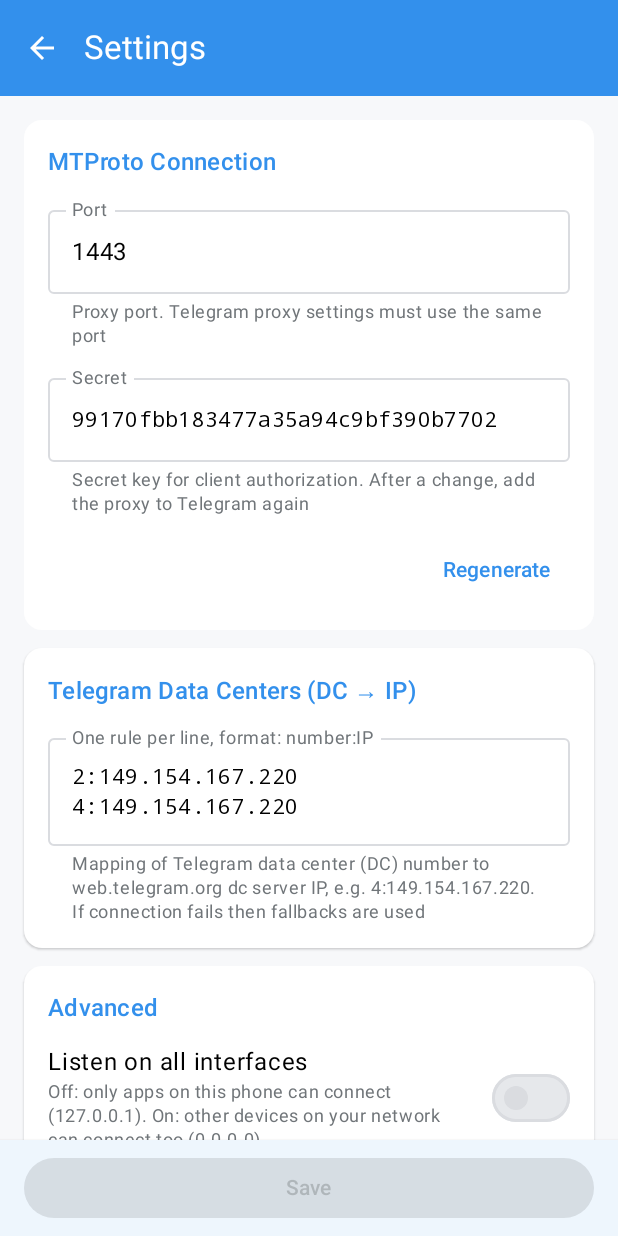
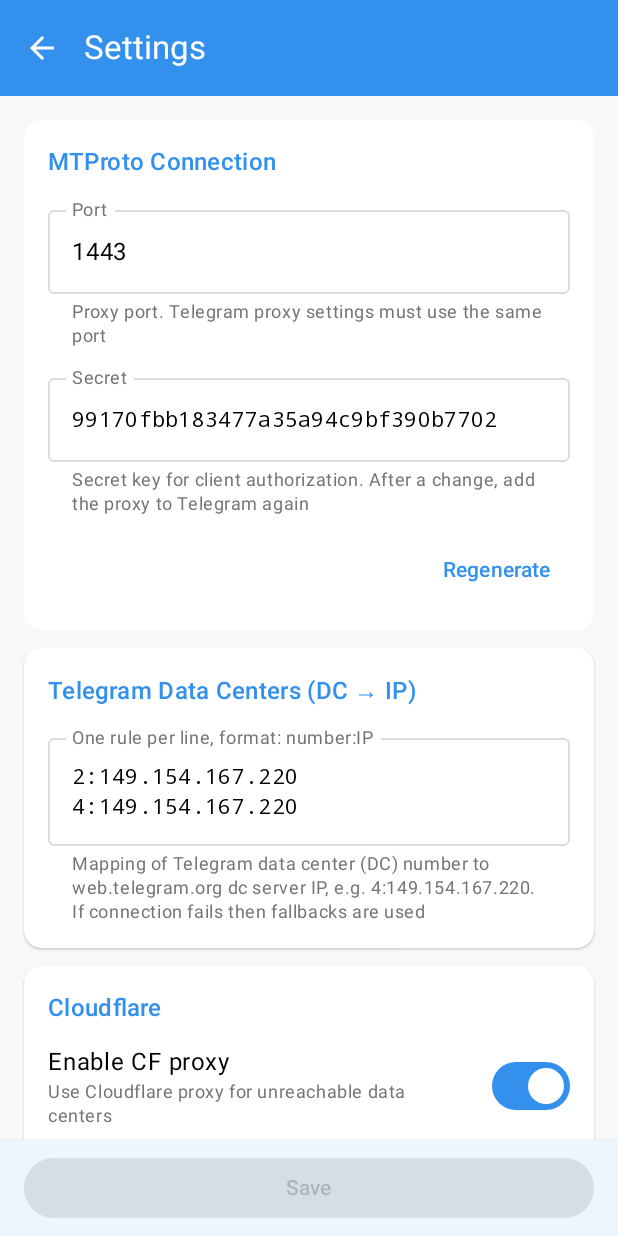
Before and after one commit to ihtfw/tg-ws-proxy-android, an Android app built with Jetpack Compose: the screen it shows after launch (MainActivity), after a tap on "Settings", on a phone screen of 412 x 824 dp. Run offline under Robolectric (Android 15) with nearby library versions, the phone set to English and light mode, and no system bars.

Commit message:
Cloudflare options: CF proxy fallback, own domains, workers, no TLS
Settings group like upstream's Cloudflare Proxy and Cloudflare Worker
sections: fallback to the CF proxy, the user's own CF domains instead
of the automatic list, Cloudflare Worker domains, and port 80 without
TLS for both. Domain lists are validated and the bad entry named.

Co-authored-by: Vadim Kandrushin <680417+ihtfw@users.noreply.github.com>

```diff
--- a/app/src/main/java/org/flowseal/tgwsproxy/service/Messages.kt
+++ b/app/src/main/java/org/flowseal/tgwsproxy/service/Messages.kt
@@ -11,6 +11,7 @@ fun ConfigError.message(context: Context): String = when (kind) {
     ConfigError.Kind.SECRET_HEX -> context.getString(R.string.validation_bad_secret_hex)
     ConfigError.Kind.DC_FORMAT -> context.getString(R.string.validation_dc_format, entry)
     ConfigError.Kind.DC_INVALID -> context.getString(R.string.validation_dc_invalid, entry)
+    ConfigError.Kind.BAD_DOMAIN -> context.getString(R.string.validation_bad_domain, entry)
     ConfigError.Kind.BAD_POOL_SIZE ->
         context.getString(R.string.validation_bad_pool, 0, SettingsDraft.MAX_POOL_SIZE)
     ConfigError.Kind.BAD_BUFFER ->
--- a/app/src/main/java/org/flowseal/tgwsproxy/service/ProxyConfig.kt
+++ b/app/src/main/java/org/flowseal/tgwsproxy/service/ProxyConfig.kt
@@ -46,6 +46,31 @@ class ProxyConfig(context: Context) {
         get() = prefs.getBoolean(KEY_FORCE_TEST_DC, false)
         set(value) = prefs.edit().putBoolean(KEY_FORCE_TEST_DC, value).apply()
 
+    var cfproxy: Boolean
+        get() = prefs.getBoolean(KEY_CFPROXY, true)
+        set(value) = prefs.edit().putBoolean(KEY_CFPROXY, value).apply()
+
+    var cfproxyUserDomainEnabled: Boolean
+        get() = prefs.getBoolean(KEY_CF_USER_DOMAIN_ENABLED, false)
+        set(value) = prefs.edit().putBoolean(KEY_CF_USER_DOMAIN_ENABLED, value).apply()
+
+    var cfproxyUserDomains: List<String>
+        get() = ProxySettings.coerceDomainList(prefs.getString(KEY_CF_USER_DOMAINS, null).orEmpty())
+        set(value) = prefs.edit().putString(KEY_CF_USER_DOMAINS, value.joinToString(",")).apply()
+
+    var cfproxyWorkerEnabled: Boolean
+        get() = prefs.getBoolean(KEY_CF_WORKER_ENABLED, false)
+        set(value) = prefs.edit().putBoolean(KEY_CF_WORKER_ENABLED, value).apply()
+
+    var cfproxyWorkerDomains: List<String>
+        get() = ProxySettings.coerceDomainList(prefs.getString(KEY_CF_WORKER_DOMAINS, null).orEmpty())
+        set(value) = prefs.edit().putString(KEY_CF_WORKER_DOMAINS, value.joinToString(",")).apply()
+
+    /** Port 80 without TLS for the CF proxy and CF worker. */
+    var noSecure: Boolean
+        get() = prefs.getBoolean(KEY_NO_SECURE, false)
+        set(value) = prefs.edit().putBoolean(KEY_NO_SECURE, value).apply()
+
     /** Start the proxy when the device boots. */
     var autostart: Boolean
         get() = prefs.getBoolean(KEY_AUTOSTART, false)
@@ -70,6 +95,12 @@ class ProxyConfig(context: Context) {
         poolSize = poolSize.toString(),
         bufKb = bufKb.toString(),
         forceTestDc = forceTestDc,
+        cfproxy = cfproxy,
+        cfUserDomainEnabled = cfproxyUserDomainEnabled,
+        cfUserDomains = cfproxyUserDomains.joinToString(", "),
+        cfWorkerEnabled = cfproxyWorkerEnabled,
+        cfWorkerDomains = cfproxyWorkerDomains.joinToString(", "),
+        noSecure = noSecure,
     )
 
     /**
@@ -86,6 +117,12 @@ class ProxyConfig(context: Context) {
             .putInt(KEY_POOL_SIZE, s.poolSize)
             .putInt(KEY_BUF_KB, s.bufferSize / 1024)
             .putBoolean(KEY_FORCE_TEST_DC, s.forceTestDc)
+            .putBoolean(KEY_CFPROXY, draft.cfproxy)
+            .putBoolean(KEY_CF_USER_DOMAIN_ENABLED, draft.cfUserDomainEnabled)
+            .putString(KEY_CF_USER_DOMAINS, draft.cfUserDomainList().joinToString(","))
+            .putBoolean(KEY_CF_WORKER_ENABLED, draft.cfWorkerEnabled)
+            .putString(KEY_CF_WORKER_DOMAINS, draft.cfWorkerDomainList().joinToString(","))
+            .putBoolean(KEY_NO_SECURE, draft.noSecure)
             .apply()
     }
 
@@ -126,6 +163,12 @@ class ProxyConfig(context: Context) {
         private const val KEY_POOL_SIZE = "pool_size"
         private const val KEY_BUF_KB = "buf_kb"
         private const val KEY_FORCE_TEST_DC = "force_test_dc"
+        private const val KEY_CFPROXY = "cfproxy"
+        private const val KEY_CF_USER_DOMAIN_ENABLED = "cfproxy_user_domain_enabled"
+        private const val KEY_CF_USER_DOMAINS = "cfproxy_user_domain"
+        private const val KEY_CF_WORKER_ENABLED = "cfproxy_worker_enabled"
+        private const val KEY_CF_WORKER_DOMAINS = "cfproxy_worker_domain"
+        private const val KEY_NO_SECURE = "no_secure"
         private const val KEY_AUTOSTART = "autostart"
         private const val KEY_THEME = "theme_mode"
         private const val KEY_VERBOSE = "verbose"
--- a/app/src/main/java/org/flowseal/tgwsproxy/service/SettingsDraft.kt
+++ b/app/src/main/java/org/flowseal/tgwsproxy/service/SettingsDraft.kt
@@ -4,12 +4,12 @@ import org.flowseal.tgwsproxy.proxy.Bytes
 import org.flowseal.tgwsproxy.proxy.ProxySettings
 
 /** A settings field the user can get wrong. */
-enum class ConfigField { HOST, PORT, SECRET, DC_IPS, POOL_SIZE, BUFFER }
+enum class ConfigField { HOST, PORT, SECRET, DC_IPS, CF_USER_DOMAINS, CF_WORKER_DOMAINS, POOL_SIZE, BUFFER }
 
-/** What is wrong with a field; [entry] is the offending DC:IP line when there is one. */
+/** What is wrong with a field; [entry] is the offending DC:IP line or domain when there is one. */
 data class ConfigError(val field: ConfigField, val kind: Kind, val entry: String = "") {
     enum class Kind {
-        BAD_HOST, BAD_PORT, SECRET_LENGTH, SECRET_HEX, DC_FORMAT, DC_INVALID, BAD_POOL_SIZE, BAD_BUFFER,
+        BAD_HOST, BAD_PORT, SECRET_LENGTH, SECRET_HEX, DC_FORMAT, DC_INVALID, BAD_DOMAIN, BAD_POOL_SIZE, BAD_BUFFER,
     }
 }
 
@@ -29,6 +29,17 @@ data class SettingsDraft(
     val poolSize: String = DEFAULT_POOL_SIZE.toString(),
     val bufKb: String = DEFAULT_BUF_KB.toString(),
     val forceTestDc: Boolean = false,
+    /** Fall back to Cloudflare-proxied domains when a DC's WebSocket fails. */
+    val cfproxy: Boolean = true,
+    /** Use [cfUserDomains] instead of the public domain list. */
+    val cfUserDomainEnabled: Boolean = false,
+    /** The user's own Cloudflare-proxied domains, separated by commas. */
+    val cfUserDomains: String = "",
+    val cfWorkerEnabled: Boolean = false,
+    /** Cloudflare Worker domains, separated by commas. */
+    val cfWorkerDomains: String = "",
+    /** Plain port 80 instead of TLS for the CF proxy and CF worker. */
+    val noSecure: Boolean = false,
 ) : java.io.Serializable {
 
     /** Listening on 0.0.0.0, reachable from other devices, instead of loopback only. */
@@ -38,6 +49,10 @@ data class SettingsDraft(
 
     fun dcIpLines(): List<String> = dcIps.lines().map { it.trim() }.filter { it.isNotEmpty() }
 
+    fun cfUserDomainList(): List<String> = ProxySettings.coerceDomainList(cfUserDomains)
+
+    fun cfWorkerDomainList(): List<String> = ProxySettings.coerceDomainList(cfWorkerDomains)
+
     /** Every problem, at most one per field, in the order the fields appear on screen. */
     fun errors(): List<ConfigError> {
         val out = ArrayList<ConfigError>()
@@ -45,6 +60,8 @@ data class SettingsDraft(
         if (parsePort(port) == null) out += ConfigError(ConfigField.PORT, ConfigError.Kind.BAD_PORT)
         secretError(secret.trim())?.let { out += it }
         dcError(dcIpLines())?.let { out += it }
+        if (cfproxy && cfUserDomainEnabled) domainError(ConfigField.CF_USER_DOMAINS, cfUserDomainList())?.let { out += it }
+        if (cfWorkerEnabled) domainError(ConfigField.CF_WORKER_DOMAINS, cfWorkerDomainList())?.let { out += it }
         if (parseInt(poolSize, 0, MAX_POOL_SIZE) == null) {
             out += ConfigError(ConfigField.POOL_SIZE, ConfigError.Kind.BAD_POOL_SIZE)
         }
@@ -69,6 +86,10 @@ data class SettingsDraft(
             dcRedirects = ProxySettings.parseDcIpList(dcIpLines()),
             bufferSize = parseInt(bufKb, MIN_BUF_KB, MAX_BUF_KB)!! * 1024,
             poolSize = parseInt(poolSize, 0, MAX_POOL_SIZE)!!,
+            fallbackCfproxy = cfproxy,
+            cfproxyUserDomains = if (cfproxy && cfUserDomainEnabled) cfUserDomainList() else emptyList(),
+            cfproxyWorkerDomains = if (cfWorkerEnabled) cfWorkerDomainList() else emptyList(),
+            disableSecure = noSecure,
             forceTestDc = forceTestDc,
         )
     }
@@ -99,6 +120,15 @@ data class SettingsDraft(
             else -> null
         }
 
+        private val hostnamePattern =
+            Regex("^(?=.{1,253}$)(?:[A-Za-z0-9](?:[A-Za-z0-9-]{0,61}[A-Za-z0-9])?\\.)+[A-Za-z0-9-]{2,63}$")
+
+        /** A host name such as "example.com" or "name.account.workers.dev": no scheme, port or path. */
+        fun isHostname(s: String): Boolean = hostnamePattern.matches(s) && !ProxySettings.isIpv4(s)
+
+        private fun domainError(field: ConfigField, domains: List<String>): ConfigError? =
+            domains.firstOrNull { !isHostname(it) }?.let { ConfigError(field, ConfigError.Kind.BAD_DOMAIN, it) }
+
         /** The first bad DC:IP line, told apart as "no DC:IP shape at all" or "bad DC number or IP". */
         private fun dcError(lines: List<String>): ConfigError? {
             for (line in lines) {
--- a/app/src/main/java/org/flowseal/tgwsproxy/ui/SettingsScreen.kt
+++ b/app/src/main/java/org/flowseal/tgwsproxy/ui/SettingsScreen.kt
@@ -15,6 +15,7 @@ import androidx.compose.foundation.text.KeyboardOptions
 import androidx.compose.foundation.verticalScroll
 import androidx.compose.material3.AlertDialog
 import androidx.compose.material3.Button
+import androidx.compose.material3.HorizontalDivider
 import androidx.compose.material3.MaterialTheme
 import androidx.compose.material3.OutlinedTextField
 import androidx.compose.material3.Scaffold
@@ -123,6 +124,7 @@ fun SettingsScreen(
         ) {
             ConnectionSection(draft, errors) { draft = it }
             DcSection(draft, errors) { draft = it }
+            CloudflareSection(draft, errors) { draft = it }
             AdvancedSection(draft, errors) { draft = it }
             AppSection(config, themeMode, onThemeModeChange)
             val version = remember { appVersion(context) }
@@ -194,6 +196,61 @@ private fun DcSection(draft: SettingsDraft, errors: Map<ConfigField, ConfigError
             error = errors[ConfigField.DC_IPS],
             monospace = true,
             singleLine = false,
+        )
+    }
+}
+
+@Composable
+private fun CloudflareSection(draft: SettingsDraft, errors: Map<ConfigField, ConfigError>, onChange: (SettingsDraft) -> Unit) {
+    SectionCard(title = stringResource(R.string.section_cloudflare)) {
+        SwitchRow(
+            title = stringResource(R.string.label_cf_enable),
+            subtitle = stringResource(R.string.tip_cfproxy),
+            checked = draft.cfproxy,
+            onCheckedChange = { onChange(draft.copy(cfproxy = it)) },
+        )
+        SwitchRow(
+            title = stringResource(R.string.label_cf_custom_domain),
+            subtitle = stringResource(R.string.tip_cfproxy_user_domain_cb),
+            checked = draft.cfUserDomainEnabled,
+            enabled = draft.cfproxy,
+            onCheckedChange = { onChange(draft.copy(cfUserDomainEnabled = it)) },
+        )
+        if (draft.cfproxy && draft.cfUserDomainEnabled) {
+            SettingsTextField(
+                value = draft.cfUserDomains,
+                onValueChange = { onChange(draft.copy(cfUserDomains = it)) },
+                label = stringResource(R.string.label_cf_domains),
+                hint = stringResource(R.string.tip_cfproxy_domain),
+                error = errors[ConfigField.CF_USER_DOMAINS],
+                keyboardType = KeyboardType.Uri,
+                singleLine = false,
+            )
+        }
+        HorizontalDivider()
+        SwitchRow(
+            title = stringResource(R.string.label_cfworker_enable),
+            subtitle = stringResource(R.string.tip_cfworker_enable),
+            checked = draft.cfWorkerEnabled,
+            onCheckedChange = { onChange(draft.copy(cfWorkerEnabled = it)) },
+        )
+        if (draft.cfWorkerEnabled) {
+            SettingsTextField(
+                value = draft.cfWorkerDomains,
+                onValueChange = { onChange(draft.copy(cfWorkerDomains = it)) },
+                label = stringResource(R.string.label_cfworker_domains),
+                hint = stringResource(R.string.tip_cfworker_domain),
+                error = errors[ConfigField.CF_WORKER_DOMAINS],
+                keyboardType = KeyboardType.Uri,
+                singleLine = false,
+            )
+        }
+        HorizontalDivider()
+        SwitchRow(
+            title = stringResource(R.string.label_no_secure),
+            subtitle = stringResource(R.string.tip_no_secure),
+            checked = draft.noSecure,
+            onCheckedChange = { onChange(draft.copy(noSecure = it)) },
         )
     }
 }
--- a/app/src/main/res/values/strings.xml
+++ b/app/src/main/res/values/strings.xml
@@ -52,6 +52,19 @@
     <string name="section_dc">Telegram Data Centers (DC → IP)</string>
     <string name="label_dc_hint">One rule per line, format: number:IP</string>
     <string name="tip_dc">Mapping of Telegram data center (DC) number to web.telegram.org dc server IP, e.g. 4:149.154.167.220. If connection fails then fallbacks are used</string>
+    <string name="section_cloudflare">Cloudflare</string>
+    <string name="label_cf_enable">Enable CF proxy</string>
+    <string name="tip_cfproxy">Use Cloudflare proxy for unreachable data centers</string>
+    <string name="label_cf_custom_domain">Custom domain</string>
+    <string name="tip_cfproxy_user_domain_cb">Specify your own domains instead of automatic selection</string>
+    <string name="label_cf_domains">Your CF proxy domains (comma-separated)</string>
+    <string name="tip_cfproxy_domain">Your own domains proxied through Cloudflare for HTTP/2 and WS connections. Separate multiple domains with commas. If empty — chosen automatically from supported domains</string>
+    <string name="label_cfworker_enable">Cloudflare Worker</string>
+    <string name="tip_cfworker_enable">Route connections to Telegram DCs through your own Cloudflare Worker</string>
+    <string name="label_cfworker_domains">Cloudflare Worker domains (comma-separated)</string>
+    <string name="tip_cfworker_domain">Cloudflare Worker domains (e.g. name.account.workers.dev). Separate multiple domains with commas. The proxy routes connections to Telegram DCs by IP through them</string>
+    <string name="label_no_secure">Disable TLS for CF-proxy and CF-worker</string>
+    <string name="tip_no_secure">When enabled, the proxy will use port 80 for CF-proxy and CF-worker connections</string>
     <string name="section_advanced">Advanced</string>
     <string name="label_listen_all">Listen on all interfaces</string>
     <string name="tip_listen_all">Off: only apps on this phone can connect (127.0.0.1). On: other devices on your network can connect too (0.0.0.0)</string>
@@ -83,6 +96,7 @@
     <string name="validation_bad_secret_hex">Secret must contain only hex characters (0-9, a-f).</string>
     <string name="validation_dc_format">Invalid DC:IP format: %1$s</string>
     <string name="validation_dc_invalid">Invalid DC:IP entry: %1$s</string>
+    <string name="validation_bad_domain">Invalid domain: %1$s. Enter a name like example.com, without http:// or a path</string>
     <string name="validation_bad_pool">Must be a number from %1$d to %2$d</string>
     <string name="validation_bad_buffer">Must be a number from %1$d to %2$d</string>
     <string name="validation_fix_fields">Fix the highlighted fields to save.</string>
```
Also changed, not shown: 1 other file.
